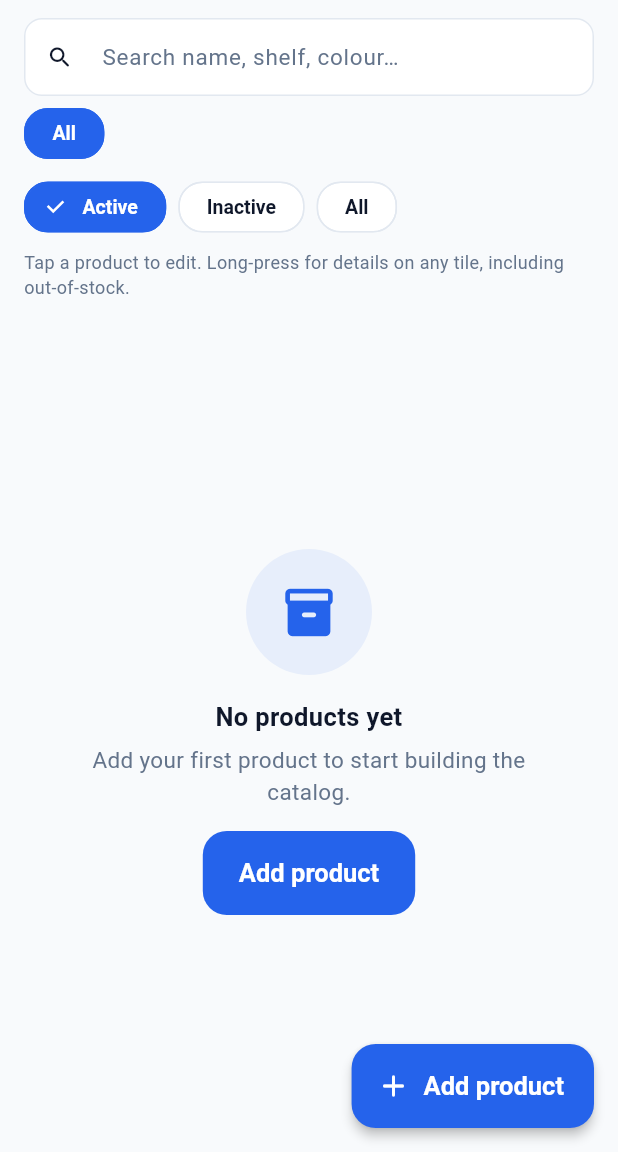
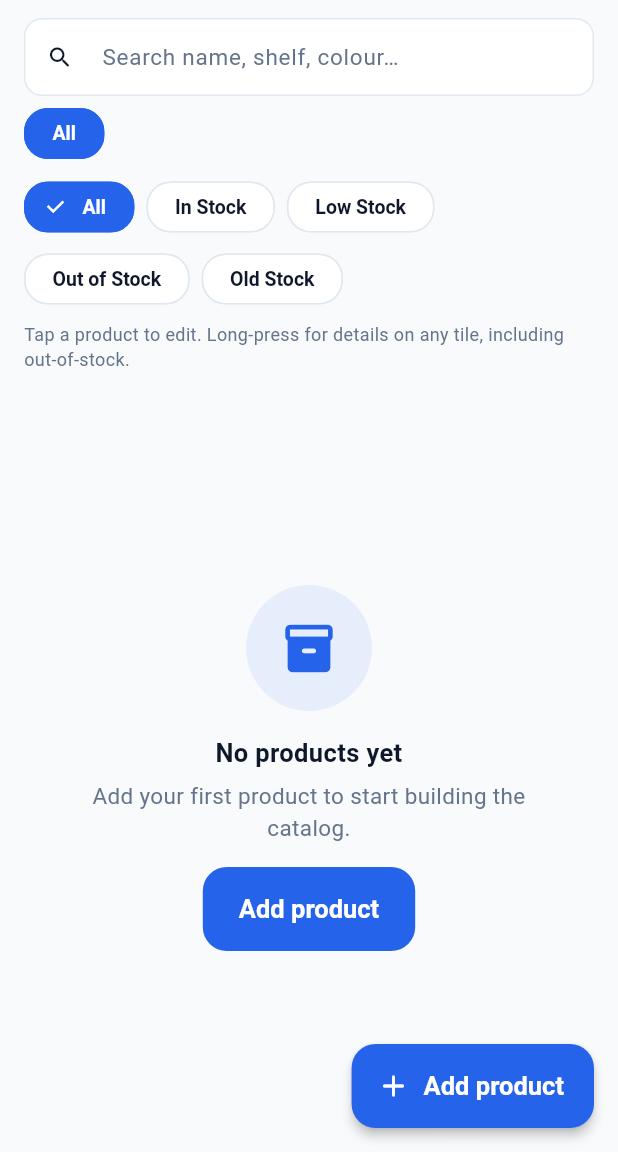
Before and after one commit to manzoorilahi77/ToyShopERP, a Flutter app: the ProductCatalogManagementScreen screen opened directly, on a phone screen of 412 x 824 dp, the part 84-1236 px from its top. Run offline on Flutter 3.47's test engine with Material 3 defaults, Android fonts, the phone set to English and light mode, and no system bars; our stand-ins replace image_picker, shared_preferences; accounts and stored records are empty; network calls fail.

```diff
--- a/sources/mobile/toyshop_erp/lib/owner/catalog/product_catalog_management_data.dart
+++ b/sources/mobile/toyshop_erp/lib/owner/catalog/product_catalog_management_data.dart
@@ -29,6 +29,7 @@ class CatalogMeta {
     this.reorderThreshold = 3,
     this.agingThresholdDays,
     this.lastSoldAt,
+    this.createdAt,
   });
 
   final bool isActive;
@@ -39,6 +40,7 @@ class CatalogMeta {
   final int reorderThreshold;
   final int? agingThresholdDays;
   final DateTime? lastSoldAt;
+  final DateTime? createdAt;
 
   CatalogMeta copyWith({
     bool? isActive,
@@ -49,6 +51,7 @@ class CatalogMeta {
     int? reorderThreshold,
     int? agingThresholdDays,
     DateTime? lastSoldAt,
+    DateTime? createdAt,
   }) {
     return CatalogMeta(
       isActive: isActive ?? this.isActive,
@@ -59,6 +62,7 @@ class CatalogMeta {
       reorderThreshold: reorderThreshold ?? this.reorderThreshold,
       agingThresholdDays: agingThresholdDays ?? this.agingThresholdDays,
       lastSoldAt: lastSoldAt ?? this.lastSoldAt,
+      createdAt: createdAt ?? this.createdAt,
     );
   }
 }
@@ -187,6 +191,7 @@ class ProductCatalogRepository {
             _apiProducts.add(p);
             _apiMeta[p.id] = CatalogMeta(
               isActive: item['isActive'] ?? true,
+              createdAt: item['createdAt'] != null ? DateTime.tryParse(item['createdAt']) : DateTime.now(),
             );
           }
           return List.unmodifiable(_apiProducts);
--- a/sources/mobile/toyshop_erp/lib/owner/catalog/product_catalog_management_screen.dart
+++ b/sources/mobile/toyshop_erp/lib/owner/catalog/product_catalog_management_screen.dart
@@ -13,7 +13,7 @@ class ProductCatalogManagementScreen extends StatefulWidget {
   State<ProductCatalogManagementScreen> createState() => _ProductCatalogManagementScreenState();
 }
 
-enum _ActiveFilter { active, inactive, all }
+enum _StockFilter { all, inStock, lowStock, outOfStock, oldStock }
 
 class _ProductCatalogManagementScreenState extends State<ProductCatalogManagementScreen> {
   final _repo = const ProductCatalogRepository();
@@ -25,7 +25,7 @@ class _ProductCatalogManagementScreenState extends State<ProductCatalogManagemen
 
   String _query = '';
   String? _categoryFilter;
-  _ActiveFilter _activeFilter = _ActiveFilter.active;
+  _StockFilter _stockFilter = _StockFilter.all;
 
   @override
   void initState() {
@@ -57,8 +57,13 @@ class _ProductCatalogManagementScreenState extends State<ProductCatalogManagemen
     final q = _query.trim().toLowerCase();
     return products.where((p) {
       final meta = _meta[p.id] ?? const CatalogMeta();
-      if (_activeFilter == _ActiveFilter.active && !meta.isActive) return false;
-      if (_activeFilter == _ActiveFilter.inactive && meta.isActive) return false;
+      if (_stockFilter == _StockFilter.inStock && p.stockQty == 0) return false;
+      if (_stockFilter == _StockFilter.outOfStock && p.stockQty != 0) return false;
+      if (_stockFilter == _StockFilter.lowStock && p.stock != StockState.low) return false;
+      if (_stockFilter == _StockFilter.oldStock) {
+        if (p.stockQty == 0) return false;
+        if (meta.createdAt == null || DateTime.now().difference(meta.createdAt!).inDays < 60) return false;
+      }
       if (_categoryFilter != null && p.category != _categoryFilter) return false;
       if (q.isEmpty) return true;
       return p.name.toLowerCase().contains(q) ||
@@ -160,9 +165,11 @@ class _ProductCatalogManagementScreenState extends State<ProductCatalogManagemen
           Wrap(
             spacing: 8,
             children: [
-              _activeChip(_ActiveFilter.active, 'Active'),
-              _activeChip(_ActiveFilter.inactive, 'Inactive'),
-              _activeChip(_ActiveFilter.all, 'All'),
+              _stockFilterChip(_StockFilter.all, 'All'),
+              _stockFilterChip(_StockFilter.inStock, 'In Stock'),
+              _stockFilterChip(_StockFilter.lowStock, 'Low Stock'),
+              _stockFilterChip(_StockFilter.outOfStock, 'Out of Stock'),
+              _stockFilterChip(_StockFilter.oldStock, 'Old Stock'),
             ],
           ),
           const SizedBox(height: AppSpacing.xs),
@@ -197,9 +204,9 @@ class _ProductCatalogManagementScreenState extends State<ProductCatalogManagemen
     );
   }
 
-  Widget _activeChip(_ActiveFilter value, String label) {
+  Widget _stockFilterChip(_StockFilter value, String label) {
     final p = context.palette;
-    final selected = _activeFilter == value;
+    final selected = _stockFilter == value;
     return ChoiceChip(
       selected: selected,
       label: Text(label),
@@ -209,7 +216,7 @@ class _ProductCatalogManagementScreenState extends State<ProductCatalogManagemen
       ),
       selectedColor: p.primary,
       side: BorderSide(color: selected ? p.primary : p.border),
-      onSelected: (_) => setState(() => _activeFilter = value),
+      onSelected: (_) => setState(() => _stockFilter = value),
     );
   }
 
@@ -266,7 +273,7 @@ class _ProductCatalogManagementScreenState extends State<ProductCatalogManagemen
         _query = '';
         _searchCtrl.clear();
         _categoryFilter = null;
-        _activeFilter = _ActiveFilter.active;
+        _stockFilter = _StockFilter.all;
       }),
     );
   }
```
